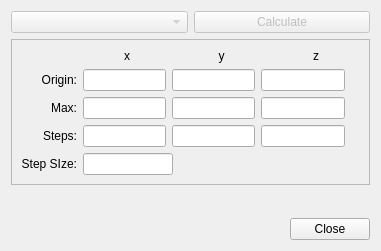
First picture: the form in libavogadro/src/extensions/orbitaldialog.ui, repository cryos/avogadro, before the edit.
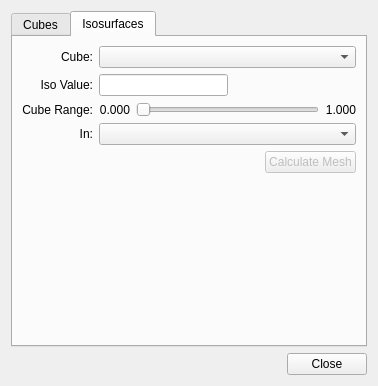
Second picture: the form after the edit. The open tabs and pages were chosen to show the change.

Commit message: Added the option to calculate all MOs.

Diff of the .ui file:
```diff
--- a/libavogadro/src/extensions/orbitaldialog.ui
+++ b/libavogadro/src/extensions/orbitaldialog.ui
@@ -5,8 +5,8 @@
    <rect>
     <x>0</x>
     <y>0</y>
-    <width>381</width>
-    <height>251</height>
+    <width>378</width>
+    <height>386</height>
    </rect>
   </property>
   <property name="sizePolicy" >
@@ -20,33 +20,19 @@
   </property>
   <layout class="QVBoxLayout" name="verticalLayout" >
    <item>
-    <layout class="QHBoxLayout" name="horizontalLayout_6" >
-     <item>
-      <widget class="QComboBox" name="orbitalCombo" >
-       <property name="enabled" >
-        <bool>false</bool>
-       </property>
-      </widget>
-     </item>
-     <item>
-      <widget class="QPushButton" name="calculate" >
-       <property name="enabled" >
-        <bool>false</bool>
-       </property>
-       <property name="text" >
-        <string>Calculate</string>
-       </property>
-      </widget>
-     </item>
-    </layout>
-   </item>
-   <item>
-    <widget class="QFrame" name="frame" >
-     <property name="frameShape" >
-      <enum>QFrame::StyledPanel</enum>
-     </property>
-     <property name="frameShadow" >
-      <enum>QFrame::Raised</enum>
+    <widget class="QTabWidget" name="tabWidget" >
+     <property name="currentIndex" >
+      <number>0</number>
+     </property>
+     <widget class="QWidget" name="cube" >
+      <attribute name="title" >
+       <string>Cubes</string>
+      </attribute>
+      <layout class="QGridLayout" name="gridLayout_3" >
+       <item row="0" column="0" >
+        <widget class="QGroupBox" name="groupBox" >
+         <property name="title" >
+          <string>Cube Dimensions</string>
      </property>
      <layout class="QGridLayout" name="gridLayout" >
       <item row="0" column="1" >
@@ -106,7 +92,7 @@
        </widget>
       </item>
       <item row="1" column="1" >
-       <layout class="QHBoxLayout" name="horizontalLayout" >
+           <layout class="QHBoxLayout" name="horizontalLayout_14" >
         <item>
          <widget class="QLineEdit" name="originX" />
         </item>
@@ -212,7 +198,7 @@
       <item row="4" column="0" >
        <widget class="QLabel" name="label_2" >
         <property name="text" >
-         <string>Step SIze:</string>
+             <string>Step Size:</string>
         </property>
         <property name="alignment" >
          <set>Qt::AlignRight|Qt::AlignTrailing|Qt::AlignVCenter</set>
@@ -255,7 +241,7 @@
         </item>
        </layout>
       </item>
-      <item row="5" column="0" colspan="2" >
+          <item row="5" column="1" >
        <spacer name="verticalSpacer" >
         <property name="orientation" >
          <enum>Qt::Vertical</enum>
@@ -274,7 +260,68 @@
      </layout>
     </widget>
    </item>
+       <item row="1" column="0" >
+        <layout class="QHBoxLayout" name="horizontalLayout" >
    <item>
+          <widget class="QComboBox" name="orbitalCombo" >
+           <property name="enabled" >
+            <bool>false</bool>
+           </property>
+          </widget>
+         </item>
+         <item>
+          <spacer name="horizontalSpacer_6" >
+           <property name="orientation" >
+            <enum>Qt::Horizontal</enum>
+           </property>
+           <property name="sizeHint" stdset="0" >
+            <size>
+             <width>40</width>
+             <height>20</height>
+            </size>
+           </property>
+          </spacer>
+         </item>
+         <item>
+          <widget class="QPushButton" name="calculate" >
+           <property name="enabled" >
+            <bool>false</bool>
+           </property>
+           <property name="text" >
+            <string>Calculate</string>
+           </property>
+          </widget>
+         </item>
+        </layout>
+       </item>
+       <item row="2" column="0" >
+        <layout class="QHBoxLayout" name="horizontalLayout_17" >
+         <item>
+          <spacer name="horizontalSpacer_4" >
+           <property name="orientation" >
+            <enum>Qt::Horizontal</enum>
+           </property>
+           <property name="sizeHint" stdset="0" >
+            <size>
+             <width>40</width>
+             <height>20</height>
+            </size>
+           </property>
+          </spacer>
+         </item>
+         <item>
+          <widget class="QPushButton" name="calculateAll" >
+           <property name="enabled" >
+            <bool>false</bool>
+           </property>
+           <property name="text" >
+            <string>Calculate All</string>
+           </property>
+          </widget>
+         </item>
+        </layout>
+       </item>
+       <item row="3" column="0" >
     <spacer name="verticalSpacer_2" >
      <property name="orientation" >
       <enum>Qt::Vertical</enum>
@@ -285,10 +332,158 @@
      <property name="sizeHint" stdset="0" >
       <size>
        <width>20</width>
-       <height>0</height>
+           <height>28</height>
       </size>
      </property>
     </spacer>
+       </item>
+      </layout>
+     </widget>
+     <widget class="QWidget" name="meshes" >
+      <attribute name="title" >
+       <string>Isosurfaces</string>
+      </attribute>
+      <layout class="QGridLayout" name="gridLayout_2" >
+       <item row="0" column="0" >
+        <widget class="QLabel" name="label_14" >
+         <property name="text" >
+          <string>Cube:</string>
+         </property>
+         <property name="alignment" >
+          <set>Qt::AlignRight|Qt::AlignTrailing|Qt::AlignVCenter</set>
+         </property>
+        </widget>
+       </item>
+       <item row="0" column="1" >
+        <widget class="QComboBox" name="cubeCombo" />
+       </item>
+       <item row="1" column="0" >
+        <widget class="QLabel" name="label_15" >
+         <property name="text" >
+          <string>Iso Value:</string>
+         </property>
+         <property name="alignment" >
+          <set>Qt::AlignRight|Qt::AlignTrailing|Qt::AlignVCenter</set>
+         </property>
+        </widget>
+       </item>
+       <item row="1" column="1" >
+        <layout class="QHBoxLayout" name="horizontalLayout_19" >
+         <item>
+          <widget class="QLineEdit" name="isoValue" />
+         </item>
+         <item>
+          <spacer name="horizontalSpacer_5" >
+           <property name="orientation" >
+            <enum>Qt::Horizontal</enum>
+           </property>
+           <property name="sizeHint" stdset="0" >
+            <size>
+             <width>40</width>
+             <height>20</height>
+            </size>
+           </property>
+          </spacer>
+         </item>
+        </layout>
+       </item>
+       <item row="2" column="0" >
+        <widget class="QLabel" name="label_17" >
+         <property name="text" >
+          <string>Cube Range:</string>
+         </property>
+         <property name="alignment" >
+          <set>Qt::AlignRight|Qt::AlignTrailing|Qt::AlignVCenter</set>
+         </property>
+        </widget>
+       </item>
+       <item row="2" column="1" >
+        <layout class="QHBoxLayout" name="horizontalLayout_18" >
+         <item>
+          <widget class="QLabel" name="cubeLow" >
+           <property name="text" >
+            <string>0.000</string>
+           </property>
+           <property name="alignment" >
+            <set>Qt::AlignRight|Qt::AlignTrailing|Qt::AlignVCenter</set>
+           </property>
+          </widget>
+         </item>
+         <item>
+          <widget class="QSlider" name="isoSlider" >
+           <property name="orientation" >
+            <enum>Qt::Horizontal</enum>
+           </property>
+          </widget>
+         </item>
+         <item>
+          <widget class="QLabel" name="cubeHigh" >
+           <property name="text" >
+            <string>1.000</string>
+           </property>
+           <property name="alignment" >
+            <set>Qt::AlignRight|Qt::AlignTrailing|Qt::AlignVCenter</set>
+           </property>
+          </widget>
+         </item>
+        </layout>
+       </item>
+       <item row="3" column="0" >
+        <widget class="QLabel" name="label_16" >
+         <property name="text" >
+          <string>In:</string>
+         </property>
+         <property name="alignment" >
+          <set>Qt::AlignRight|Qt::AlignTrailing|Qt::AlignVCenter</set>
+         </property>
+        </widget>
+       </item>
+       <item row="3" column="1" >
+        <widget class="QComboBox" name="engineCombo" />
+       </item>
+       <item row="4" column="0" colspan="2" >
+        <layout class="QHBoxLayout" name="horizontalLayout_20" >
+         <item>
+          <spacer name="horizontalSpacer_4" >
+           <property name="orientation" >
+            <enum>Qt::Horizontal</enum>
+           </property>
+           <property name="sizeHint" stdset="0" >
+            <size>
+             <width>40</width>
+             <height>20</height>
+            </size>
+           </property>
+          </spacer>
+         </item>
+         <item>
+          <widget class="QPushButton" name="calculateMesh" >
+           <property name="enabled" >
+            <bool>false</bool>
+           </property>
+           <property name="text" >
+            <string>Calculate Mesh</string>
+           </property>
+          </widget>
+         </item>
+        </layout>
+       </item>
+       <item row="5" column="1" >
+        <spacer name="verticalSpacer_3" >
+         <property name="orientation" >
+          <enum>Qt::Vertical</enum>
+         </property>
+         <property name="sizeHint" stdset="0" >
+          <size>
+           <width>20</width>
+           <height>141</height>
+          </size>
+         </property>
+        </spacer>
+       </item>
+      </layout>
+     </widget>
+    </widget>
    </item>
    <item>
     <widget class="QDialogButtonBox" name="buttonBox" >
```
Left out of the diff: 26 changed lines with no effect on the pictures. Lines whose indentation alone changed are shown as unchanged. The commit also changes 4 other files.
